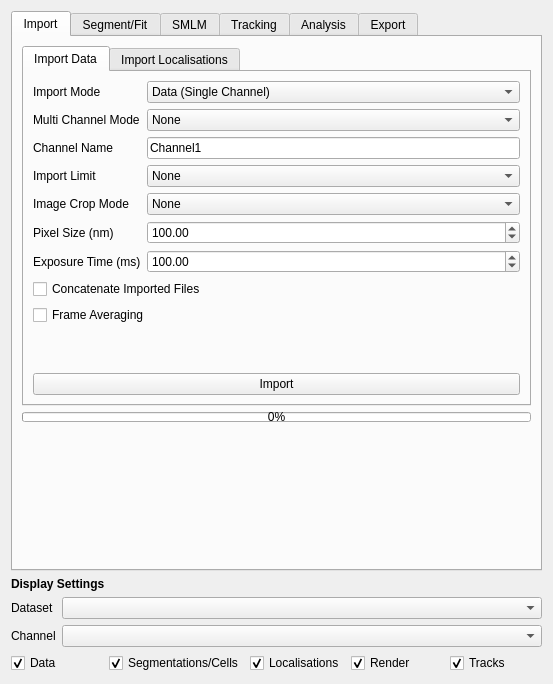
piedrro/napari-moltrack, file src/moltrack/GUI/widget_ui.ui: the form before one commit.
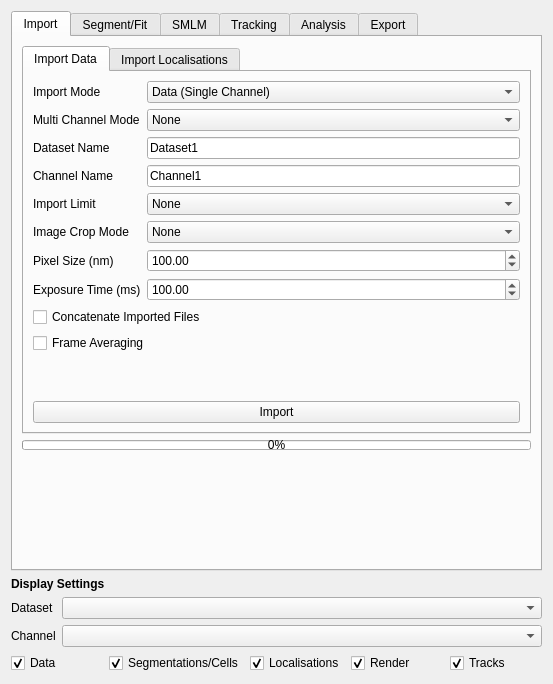
The form after the commit.

Commit message: added multi channel import

```diff
--- a/src/moltrack/GUI/widget_ui.ui
+++ b/src/moltrack/GUI/widget_ui.ui
@@ -54,14 +54,14 @@
           <layout class="QVBoxLayout" name="verticalLayout_18">
            <item>
             <layout class="QFormLayout" name="formLayout">
-             <item row="4" column="0">
+             <item row="5" column="0">
               <widget class="QLabel" name="label_22">
                <property name="text">
                 <string>Image Crop Mode</string>
                </property>
               </widget>
              </item>
-             <item row="4" column="1">
+             <item row="5" column="1">
               <widget class="QComboBox" name="import_crop_mode">
                <item>
                 <property name="text">
@@ -85,14 +85,14 @@
                </item>
               </widget>
              </item>
-             <item row="3" column="0">
+             <item row="4" column="0">
               <widget class="QLabel" name="label_32">
                <property name="text">
                 <string>Import Limit</string>
                </property>
               </widget>
              </item>
-             <item row="3" column="1">
+             <item row="4" column="1">
               <widget class="QComboBox" name="import_limit">
                <item>
                 <property name="text">
@@ -188,28 +188,28 @@
                </item>
               </widget>
              </item>
-             <item row="2" column="0">
+             <item row="3" column="0">
               <widget class="QLabel" name="label_39">
                <property name="text">
                 <string>Channel Name</string>
                </property>
               </widget>
              </item>
-             <item row="2" column="1">
+             <item row="3" column="1">
               <widget class="QLineEdit" name="import_channel_name">
                <property name="text">
                 <string>Channel1</string>
                </property>
               </widget>
              </item>
-             <item row="5" column="0">
+             <item row="6" column="0">
               <widget class="QLabel" name="label_42">
                <property name="text">
                 <string>Pixel Size (nm)</string>
                </property>
               </widget>
              </item>
-             <item row="5" column="1">
+             <item row="6" column="1">
               <widget class="QDoubleSpinBox" name="import_pixel_size">
                <property name="maximum">
                 <double>1000.000000000000000</double>
@@ -219,14 +219,14 @@
                </property>
               </widget>
              </item>
-             <item row="6" column="0">
+             <item row="7" column="0">
               <widget class="QLabel" name="label_43">
                <property name="text">
                 <string>Exposure Time (ms)</string>
                </property>
               </widget>
              </item>
-             <item row="6" column="1">
+             <item row="7" column="1">
               <widget class="QDoubleSpinBox" name="import_exposure_time">
                <property name="maximum">
                 <double>10000.000000000000000</double>
@@ -236,6 +236,20 @@
                </property>
               </widget>
              </item>
+             <item row="2" column="0">
+              <widget class="QLabel" name="label_44">
+               <property name="text">
+                <string>Dataset Name</string>
+               </property>
+              </widget>
+             </item>
+             <item row="2" column="1">
+              <widget class="QLineEdit" name="import_dataset_name">
+               <property name="text">
+                <string>Dataset1</string>
+               </property>
+              </widget>
+             </item>
             </layout>
            </item>
            <item>
```
Left out of the diff: 5 changed lines with no effect on the pictures. The commit also changes 4 other files.
